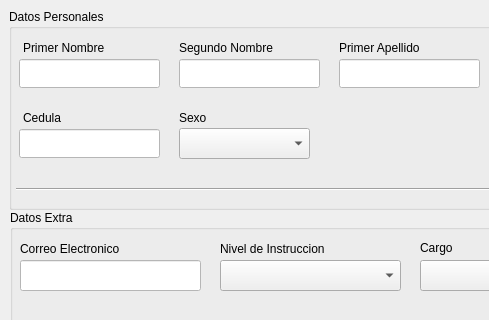
hostelix/personal-IO, file plantillas_interfaces/interfaz_registro_datos.ui: the form before one commit; both pictures show x 0 to 489 and y 0 to 320 of the 677 by 405 pixel window.
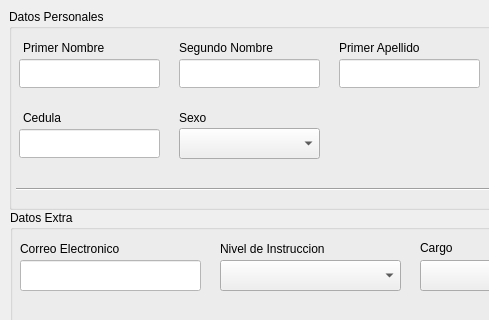
The form after the commit.

Commit message: [MOD] modificado el tamaño del select de sexo

```diff
--- a/plantillas_interfaces/interfaz_registro_datos.ui
+++ b/plantillas_interfaces/interfaz_registro_datos.ui
@@ -163,7 +163,7 @@
      <rect>
       <x>170</x>
       <y>119</y>
-      <width>131</width>
+      <width>141</width>
       <height>31</height>
      </rect>
     </property>
```
The commit also changes 1 other file.
